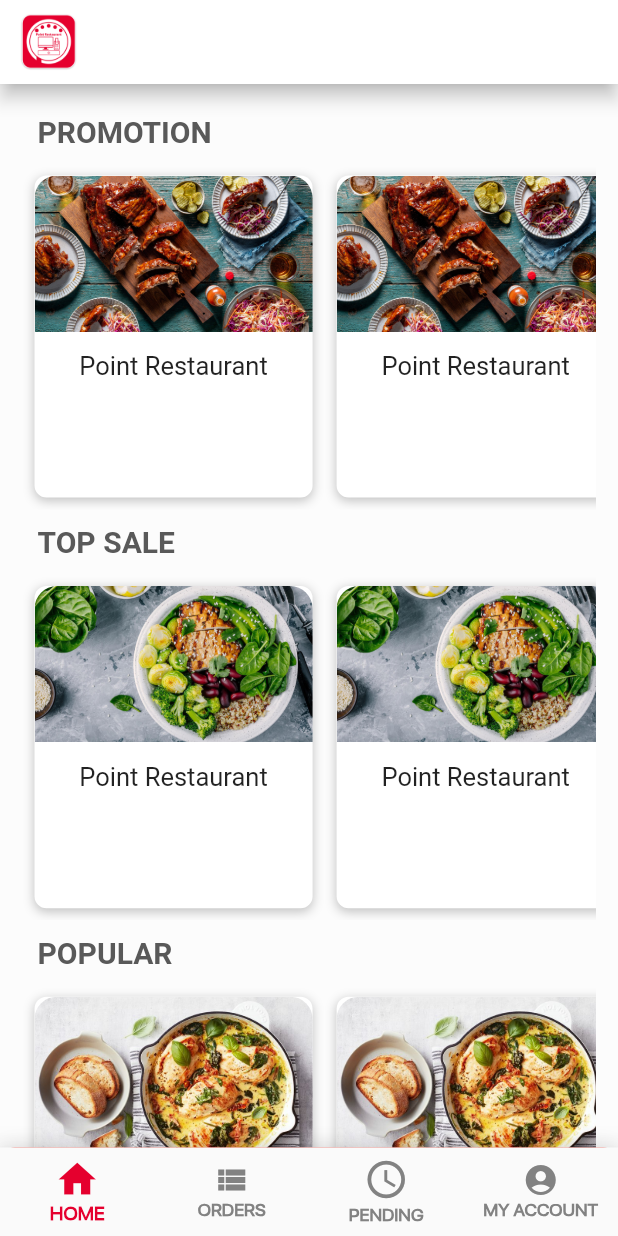
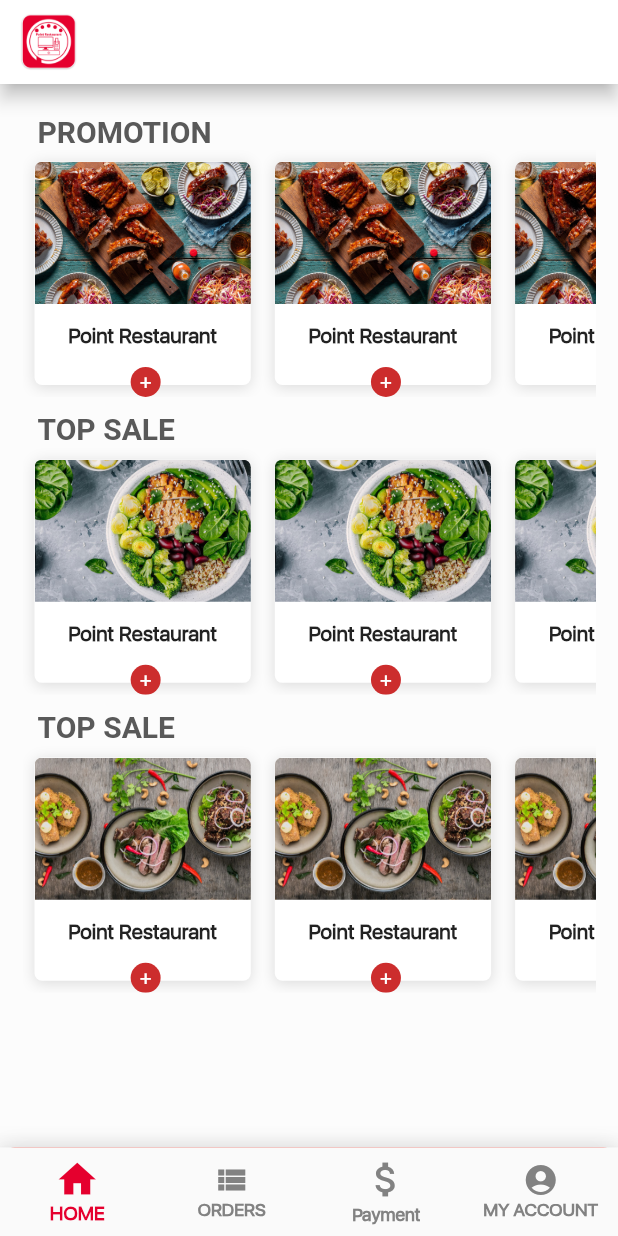
Before and after one commit to routmartin/restaurant.point, a Flutter app: the screen it shows after launch, on a phone screen of 412 x 824 dp. Run offline on Flutter 3.47's test engine with Material 2 defaults, Android fonts, the phone set to English and light mode, and no system bars; our stand-ins replace flutter_svg, font_awesome_flutter, shared_preferences, splashscreen; missing offline and left inert: direct_select, slide_popup_dialog, vertical_tabs.

Commit message:
begin Responsive
HomeScreen

```diff
--- a/lib/main.dart
+++ b/lib/main.dart
@@ -1,14 +1,12 @@
 import 'package:flutter/material.dart';
 import 'package:flutter/services.dart';
 
+import 'utilities/size.cofig.dart';
 import 'widget/loading.slash.dart';
 
 void main() {
   WidgetsFlutterBinding.ensureInitialized();
-  SystemChrome.setPreferredOrientations([DeviceOrientation.portraitUp])
-      .then((_) {
-    runApp(new MyApp());
-  });
+  runApp(new MyApp());
 }
 
 class MyApp extends StatelessWidget {
@@ -17,21 +15,19 @@ class MyApp extends StatelessWidget {
   Widget build(BuildContext constraints) {
     return LayoutBuilder(
       builder: (context, constraints) {
-        // print(constraints.maxWidth);
-        // if (constraints.maxWidth < 450) {
-        //   SystemChrome.setPreferredOrientations([
-        //     DeviceOrientation.portraitUp,
-        //   ]);
-        // } else {
-        //   print('work');
-        //   SystemChrome.setPreferredOrientations([
-        //     DeviceOrientation.landscapeLeft,
-        //     DeviceOrientation.landscapeLeft,
-        //   ]);
-        // }
+        if (constraints.maxWidth < 450) {
+          SystemChrome.setPreferredOrientations([
+            DeviceOrientation.portraitUp,
+          ]);
+        } else {
+          SystemChrome.setPreferredOrientations([
+            DeviceOrientation.landscapeLeft,
+            DeviceOrientation.landscapeLeft,
+          ]);
+        }
         return OrientationBuilder(
           builder: (context, orientation) {
-            // SizeConfig().init(constraints, orientation);
+            SizeConfig().init(constraints, orientation);
             return MaterialApp(
               debugShowCheckedModeBanner: false,
               theme: ThemeData(
--- a/lib/screens/home/components/list_view_scroll.dart
+++ b/lib/screens/home/components/list_view_scroll.dart
@@ -1,6 +1,5 @@
 import 'package:flutter/material.dart';
 import 'package:pointrestaurant/utilities/style.main.dart';
-
 
 import 'restaurent_card.dart';
 
@@ -29,14 +28,17 @@ class ListScrollHome extends StatelessWidget {
           ),
         ),
         SizedBox(
-          height: 10,
+          height: MediaQuery.of(context).orientation == Orientation.landscape
+              ? size.height * .003
+              : size.height * .001,
         ),
         Container(
-          height: size.height * .28,
-          width: double.infinity,
+          height: MediaQuery.of(context).orientation == Orientation.landscape
+              ? size.height * 0.28
+              : size.height * 0.2,
           child: ListView.builder(
               scrollDirection: Axis.horizontal,
-              itemCount: 4,
+              itemCount: 10,
               itemBuilder: (BuildContext ctx, int index) {
                 return RestaurantCard(
                   title: 'Point Restaurant',
--- a/lib/screens/home/components/restaurent_card.dart
+++ b/lib/screens/home/components/restaurent_card.dart
@@ -1,4 +1,5 @@
 import 'package:flutter/material.dart';
+import 'package:pointrestaurant/widget/botton_middle_button.dart';
 
 class RestaurantCard extends StatelessWidget {
   final String imgPath;
@@ -8,21 +9,27 @@ class RestaurantCard extends StatelessWidget {
 
   @override
   Widget build(BuildContext context) {
+    var ctx = MediaQuery.of(context);
     return ClipRRect(
       borderRadius: BorderRadius.circular(8),
-      child: Container(
-        width: MediaQuery.of(context).size.width * .45,
+      child: Stack(
+        children: <Widget>[
+          Container(
+            width: ctx.orientation == Orientation.landscape
+                ? ctx.size.width * 0.18
+                : ctx.size.width * .35,
             margin: EdgeInsets.all(8),
             decoration: BoxDecoration(
               color: Colors.white,
-            borderRadius: BorderRadius.circular(8),
+              borderRadius: BorderRadius.circular(5),
               boxShadow: [
                 BoxShadow(
-                  offset: Offset(0, 2),
-                  color: Colors.black26.withOpacity(.23),
-                  blurRadius: 5,
-                  spreadRadius: .2),
-            ]),
+                  color: Colors.black12,
+                  offset: Offset(0, 1.5),
+                  blurRadius: 7,
+                )
+              ],
+            ),
             child: Material(
               color: Colors.transparent,
               child: InkWell(
@@ -32,19 +39,25 @@ class RestaurantCard extends StatelessWidget {
                   children: <Widget>[
                     ClipRRect(
                       borderRadius: BorderRadius.only(
-                    topLeft: Radius.circular(15),
-                    topRight: Radius.circular(15),
+                        topLeft: Radius.circular(5),
+                        topRight: Radius.circular(5),
                       ),
                       child: Container(
                         width: double.infinity,
                         child: Image.asset(
                           imgPath,
                           fit: BoxFit.cover,
+                          height: ctx.orientation == Orientation.landscape
+                              ? ctx.size.height * .16
+                              : ctx.size.height * .115,
                         ),
                       ),
                     ),
                     SizedBox(
-                  height: 8,
+                      height: MediaQuery.of(context).orientation ==
+                              Orientation.landscape
+                          ? ctx.size.height * .02
+                          : ctx.size.height * .01,
                     ),
                     Padding(
                       padding: EdgeInsets.all(5),
@@ -54,9 +67,12 @@ class RestaurantCard extends StatelessWidget {
                           title,
                           textAlign: TextAlign.center,
                           style: TextStyle(
-                        fontSize: 17,
-                        fontFamily: 'Roboto',
-                        fontWeight: FontWeight.w400,
+                            fontSize: MediaQuery.of(context).orientation ==
+                                    Orientation.landscape
+                                ? 17
+                                : 14,
+                            fontFamily: 'San-francisco',
+                            fontWeight: FontWeight.w800,
                             color: Colors.black87,
                           ),
                         ),
@@ -67,6 +83,22 @@ class RestaurantCard extends StatelessWidget {
               ),
             ),
           ),
+          Positioned(
+            bottom: 0,
+            left: ctx.orientation == Orientation.landscape
+                ? ctx.size.width * .09
+                : ctx.size.width * .175,
+            child: BottomMiddleButton(
+              sign: Text(
+                '+',
+                style: TextStyle(
+                  color: Colors.white,
+                ),
+              ),
+            ),
+          )
+        ],
+      ),
     );
   }
 }
--- a/lib/screens/home/home_screen.dart
+++ b/lib/screens/home/home_screen.dart
@@ -1,7 +1,6 @@
 import 'package:flutter/material.dart';
-import '../../utilities/style.main.dart';
+import 'package:pointrestaurant/utilities/style.main.dart';
 import '../../utilities/path.dart';
-
 
 import 'components/list_view_scroll.dart';
 
@@ -15,7 +14,7 @@ class _HomeScreenState extends State<HomeScreen> {
   Widget build(BuildContext context) {
     var size = MediaQuery.of(context).size;
     return Scaffold(
-      backgroundColor: Color(0xfff0f0f0),
+      backgroundColor: scaffoldBackgroundColor,
       appBar: AppBar(
         elevation: 5,
         leading: Container(
@@ -26,13 +25,11 @@ class _HomeScreenState extends State<HomeScreen> {
         ),
       ),
       body: SingleChildScrollView(
-        child: Container(
         padding: EdgeInsets.only(
           top: 20,
           left: 15,
           right: 15,
         ),
-          color: scaffoldBackgroundColor,
         child: Column(
           children: <Widget>[
             ListScrollHome(
@@ -53,11 +50,13 @@ class _HomeScreenState extends State<HomeScreen> {
             ),
             ListScrollHome(
               size: size,
-                title: 'POPULAR',
-                imgPath: 'assets/images/img3.jpg',
+              title: 'TOP SALE',
+              imgPath: 'assets/images/img5.jpg',
+            ),
+            SizedBox(
+              height: 10,
             ),
           ],
-          ),
         ),
       ),
     );
--- a/lib/screens/main_screen.dart
+++ b/lib/screens/main_screen.dart
@@ -1,5 +1,6 @@
 import 'package:flutter/material.dart';
 import 'package:flutter_svg/flutter_svg.dart';
+import 'package:pointrestaurant/screens/payment/payment_screen.dart';
 import '../screens/home/home_screen.dart';
 import '../screens/order/order_screen.dart';
 import '../utilities/style.main.dart';
@@ -23,8 +24,8 @@ class _MainScreenPageState extends State<MainScreenPage> {
     _pageList = [
       HomeScreen(),
       TableScreen(),
-      OrderScreen(),
-      HomeScreen(),
+      PaymentScreen(),
+      PaymentScreen(),
     ];
   }
 
@@ -82,11 +83,11 @@ class _MainScreenPageState extends State<MainScreenPage> {
             ),
             BottomNavigationBarItem(
               icon: Icon(
-                Icons.access_time,
+                Icons.attach_money,
                 size: 30,
               ),
               title: Text(
-                'PENDING',
+                'Payment',
               ),
             ),
             BottomNavigationBarItem(
--- a/lib/screens/payment/components/content_card.dart
+++ b/lib/screens/payment/components/content_card.dart
@@ -40,7 +40,8 @@ class _ContentCardState extends State<ContentCard> {
         offset: Offset(0, 3),
         blurRadius: 20,
       )
-      ]);
+    ],
+  );
   @override
   Widget build(BuildContext context) {
     return Container(
--- a/lib/widget/botton_middle_button.dart
+++ b/lib/widget/botton_middle_button.dart
@@ -3,11 +3,7 @@ import 'package:flutter/material.dart';
 class BottomMiddleButton extends StatelessWidget {
   final Widget sign;
   final double width;
-  const BottomMiddleButton({
-    Key key,
-    this.sign,
-    this.width: 20,
-  }) : super(key: key);
+  const BottomMiddleButton({this.sign, this.width: 20});
 
   @override
   Widget build(BuildContext context) {
```
Also changed, not shown: lib/screens/order/components/floor_container.dart (+5 -4 lines), lib/screens/order/components/table_card.dart (+27 -11 lines), lib/screens/order/components/table_list.dart (+8 -6 lines), lib/screens/order/table_screen.dart (+25 -18 lines), lib/utilities/style.main.dart (+11 -0 lines). Lines whose indentation alone changed are shown as unchanged.
